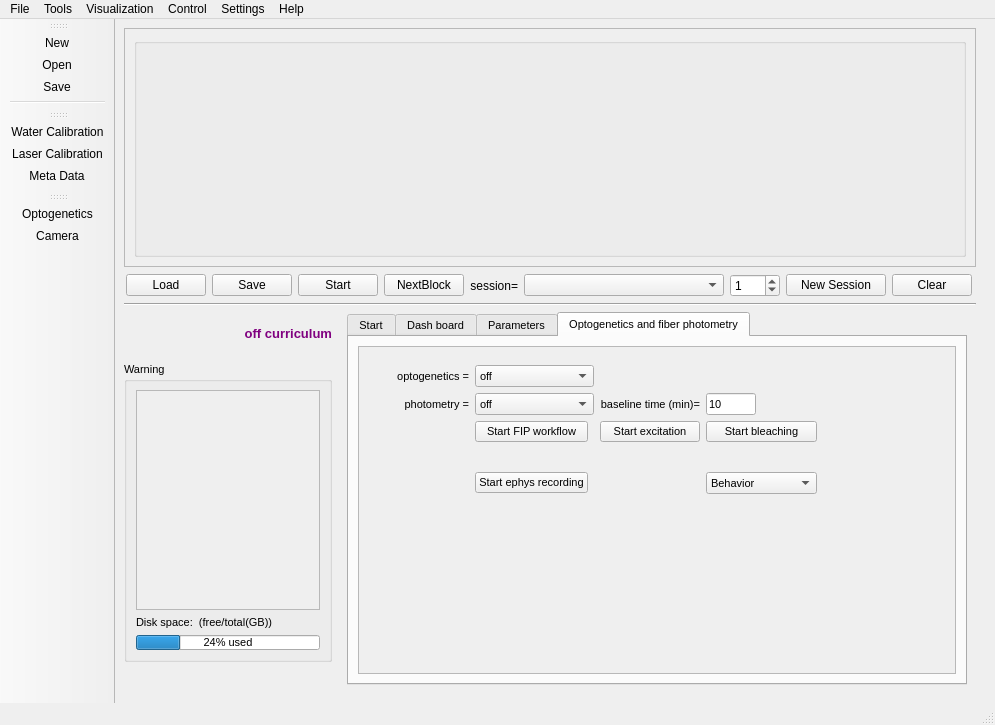
Above: src/foraging_gui/ForagingGUI.ui from AllenNeuralDynamics/dynamic-foraging-task before the change. Below: the same form after it.
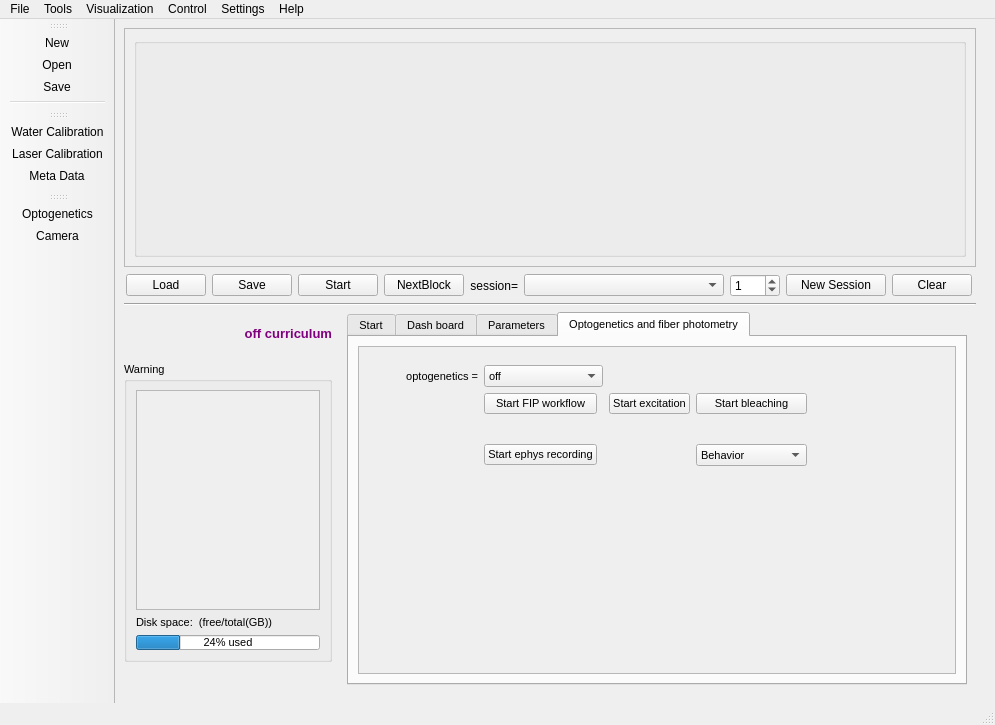
That is the form after the change. The open tabs and pages were chosen to show the change. Icons and pictures are not drawn.

The edit to the form file:
```diff
--- a/src/foraging_gui/ForagingGUI.ui
+++ b/src/foraging_gui/ForagingGUI.ui
@@ -2248,95 +2248,6 @@
                         </property>
                        </widget>
                       </item>
-                      <item row="1" column="3">
-                       <widget class="QLabel" name="label_47">
-                        <property name="sizePolicy">
-                         <sizepolicy hsizetype="Expanding" vsizetype="Expanding">
-                          <horstretch>0</horstretch>
-                          <verstretch>0</verstretch>
-                         </sizepolicy>
-                        </property>
-                        <property name="text">
-                         <string>baseline time (min)=</string>
-                        </property>
-                        <property name="textFormat">
-                         <enum>Qt::AutoText</enum>
-                        </property>
-                        <property name="alignment">
-                         <set>Qt::AlignRight|Qt::AlignTrailing|Qt::AlignVCenter</set>
-                        </property>
-                       </widget>
-                      </item>
-                      <item row="1" column="0">
-                       <widget class="QLabel" name="label_61">
-                        <property name="sizePolicy">
-                         <sizepolicy hsizetype="Expanding" vsizetype="Expanding">
-                          <horstretch>0</horstretch>
-                          <verstretch>0</verstretch>
-                         </sizepolicy>
-                        </property>
-                        <property name="text">
-                         <string>photometry =</string>
-                        </property>
-                        <property name="textFormat">
-                         <enum>Qt::AutoText</enum>
-                        </property>
-                        <property name="alignment">
-                         <set>Qt::AlignRight|Qt::AlignTrailing|Qt::AlignVCenter</set>
-                        </property>
-                       </widget>
-                      </item>
-                      <item row="1" column="4">
-                       <widget class="QLineEdit" name="baselinetime">
-                        <property name="sizePolicy">
-                         <sizepolicy hsizetype="Maximum" vsizetype="Fixed">
-                          <horstretch>0</horstretch>
-                          <verstretch>0</verstretch>
-                         </sizepolicy>
-                        </property>
-                        <property name="maximumSize">
-                         <size>
-                          <width>50</width>
-                          <height>16777215</height>
-                         </size>
-                        </property>
-                        <property name="text">
-                         <string>10</string>
-                        </property>
-                       </widget>
-                      </item>
-                      <item row="1" column="1" colspan="2">
-                       <widget class="QComboBox" name="PhotometryB">
-                        <property name="sizePolicy">
-                         <sizepolicy hsizetype="Expanding" vsizetype="Fixed">
-                          <horstretch>0</horstretch>
-                          <verstretch>0</verstretch>
-                         </sizepolicy>
-                        </property>
-                        <property name="minimumSize">
-                         <size>
-                          <width>50</width>
-                          <height>0</height>
-                         </size>
-                        </property>
-                        <property name="maximumSize">
-                         <size>
-                          <width>10000</width>
-                          <height>16777215</height>
-                         </size>
-                        </property>
-                        <item>
-                         <property name="text">
-                          <string>off</string>
-                         </property>
-                        </item>
-                        <item>
-                         <property name="text">
-                          <string>on</string>
-                         </property>
-                        </item>
-                       </widget>
-                      </item>
                       <item row="0" column="1" colspan="2">
                        <widget class="QComboBox" name="OptogeneticsB">
                         <property name="sizePolicy">
```
